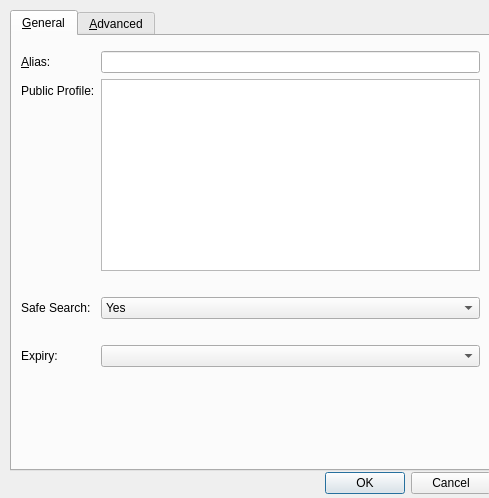
Old version of the form src/qt/forms/editaliasdialog.ui in the repository sschepis/syscoin2.
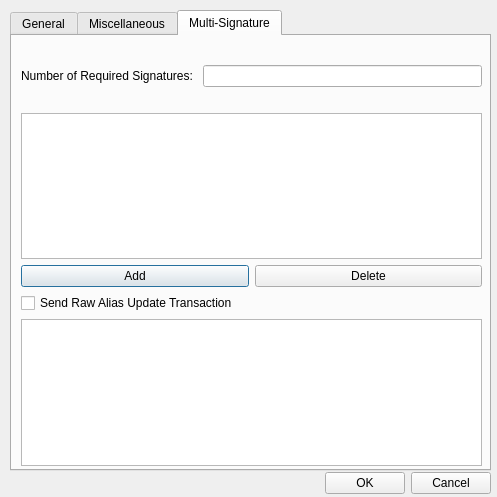
New version of the form. The open tabs and pages were chosen to show the change. Custom widgets are drawn as their Qt base class.

Commit message: alias ms support

Diff of the .ui file:
```diff
--- a/src/qt/forms/editaliasdialog.ui
+++ b/src/qt/forms/editaliasdialog.ui
@@ -6,8 +6,8 @@
    <rect>
     <x>0</x>
     <y>0</y>
-    <width>489</width>
-    <height>498</height>
+    <width>497</width>
+    <height>497</height>
    </rect>
   </property>
   <property name="windowTitle">
@@ -27,7 +27,7 @@
    </property>
    <widget class="QWidget" name="tab_3">
     <attribute name="title">
-     <string>&amp;General</string>
+     <string>General</string>
     </attribute>
     <layout class="QFormLayout" name="formLayout_2">
      <property name="fieldGrowthPolicy">
@@ -148,7 +148,7 @@
    </widget>
    <widget class="QWidget" name="tab_4">
     <attribute name="title">
-     <string>&amp;Advanced</string>
+     <string>Miscellaneous</string>
     </attribute>
     <layout class="QFormLayout" name="formLayout_3">
      <item row="5" column="0">
@@ -216,6 +216,109 @@
      </item>
     </layout>
    </widget>
+   <widget class="QWidget" name="tab">
+    <attribute name="title">
+     <string>Multi-Signature</string>
+    </attribute>
+    <widget class="QWidget" name="verticalLayoutWidget">
+     <property name="geometry">
+      <rect>
+       <x>9</x>
+       <y>9</y>
+       <width>461</width>
+       <height>421</height>
+      </rect>
+     </property>
+     <layout class="QVBoxLayout" name="verticalLayout">
+      <item>
+       <widget class="QLabel" name="multisigTitle">
+        <property name="text">
+         <string/>
+        </property>
+        <property name="wordWrap">
+         <bool>true</bool>
+        </property>
+       </widget>
+      </item>
+      <item>
+       <layout class="QFormLayout" name="formLayout">
+        <item row="1" column="0">
+         <widget class="QLabel" name="label_5">
+          <property name="text">
+           <string>Number of Required Signatures: </string>
+          </property>
+         </widget>
+        </item>
+        <item row="1" column="1">
+         <widget class="QLineEdit" name="reqSigsEdit"/>
+        </item>
+       </layout>
+      </item>
+      <item>
+       <widget class="QLabel" name="multisigDisclaimer">
+        <property name="text">
+         <string/>
+        </property>
+        <property name="wordWrap">
+         <bool>true</bool>
+        </property>
+       </widget>
+      </item>
+      <item>
+       <widget class="QListWidget" name="multisigList"/>
+      </item>
+      <item>
+       <layout class="QGridLayout" name="gridLayout">
+        <property name="sizeConstraint">
+         <enum>QLayout::SetDefaultConstraint</enum>
+        </property>
+        <item row="0" column="0">
+         <widget class="QPushButton" name="addButton">
+          <property name="text">
+           <string>Add</string>
+          </property>
+         </widget>
+        </item>
+        <item row="0" column="1">
+         <widget class="QPushButton" name="deleteButton">
+          <property name="text">
+           <string>Delete</string>
+          </property>
+         </widget>
+        </item>
+       </layout>
+      </item>
+      <item>
+       <widget class="QCheckBox" name="rawTxBox">
+        <property name="text">
+         <string>Send Raw Alias Update Transaction</string>
+        </property>
+       </widget>
+      </item>
+      <item>
+       <widget class="QTextEdit" name="rawTxEdit"/>
+      </item>
+     </layout>
+    </widget>
+    <widget class="QLabel" name="label_6">
+     <property name="geometry">
+      <rect>
+       <x>1</x>
+       <y>199</y>
+       <width>471</width>
+       <height>81</height>
+      </rect>
+     </property>
+     <property name="text">
+      <string/>
+     </property>
+     <property name="wordWrap">
+      <bool>true</bool>
+     </property>
+    </widget>
+    <zorder>label_6</zorder>
+    <zorder>verticalLayoutWidget</zorder>
+   </widget>
   </widget>
   <widget class="QWidget" name="layoutWidget">
    <property name="geometry">
```
The commit also changes 22 other files.
